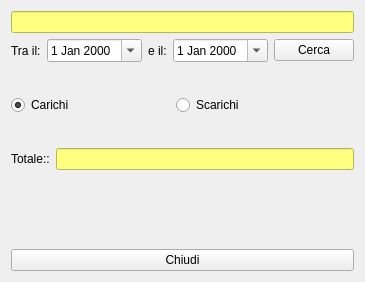
Above: hloads.ui from fblabs/hamlet-mod-sancon before the change. Below: the same form after it.
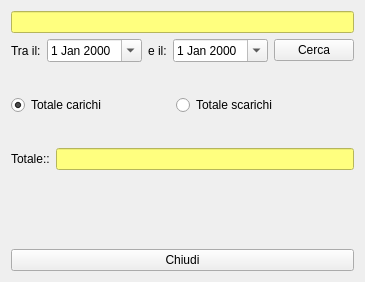
That is the form after the change. Icons and pictures are not drawn.

```diff
--- a/hloads.ui
+++ b/hloads.ui
@@ -75,7 +75,7 @@
      <item>
       <widget class="QRadioButton" name="rbLoads">
        <property name="text">
-        <string>Carichi</string>
+        <string>Totale carichi</string>
        </property>
        <property name="checked">
         <bool>true</bool>
@@ -85,7 +85,7 @@
      <item>
       <widget class="QRadioButton" name="rbUnloads">
        <property name="text">
-        <string>Scarichi</string>
+        <string>Totale scarichi</string>
        </property>
       </widget>
      </item>
```
